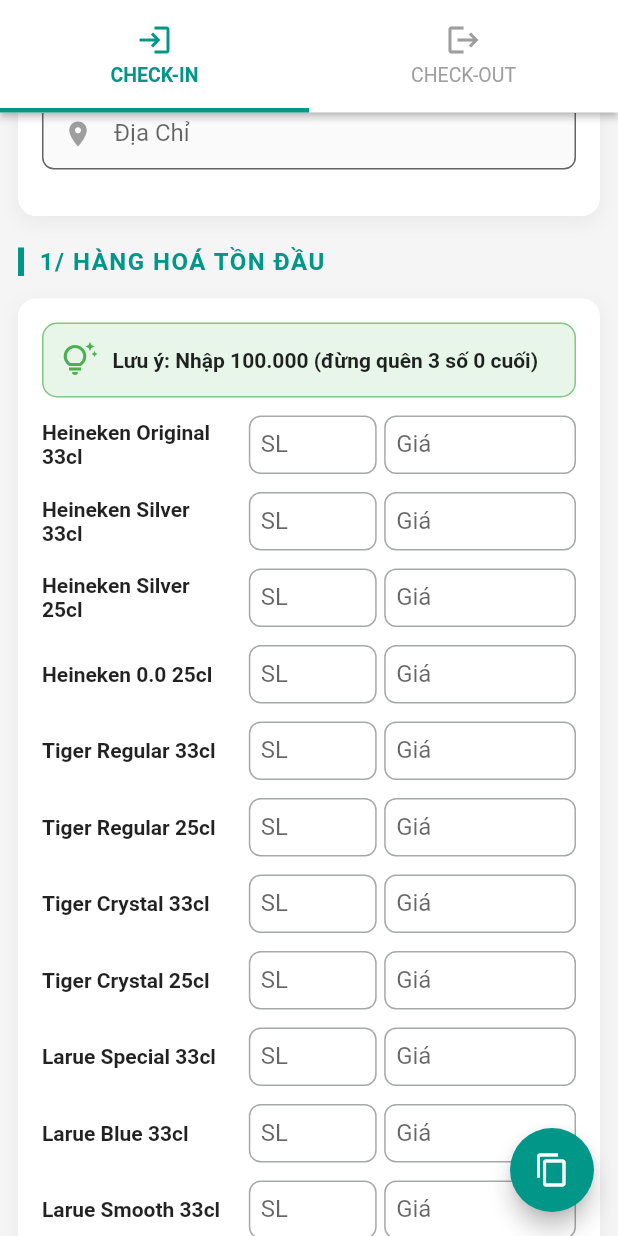
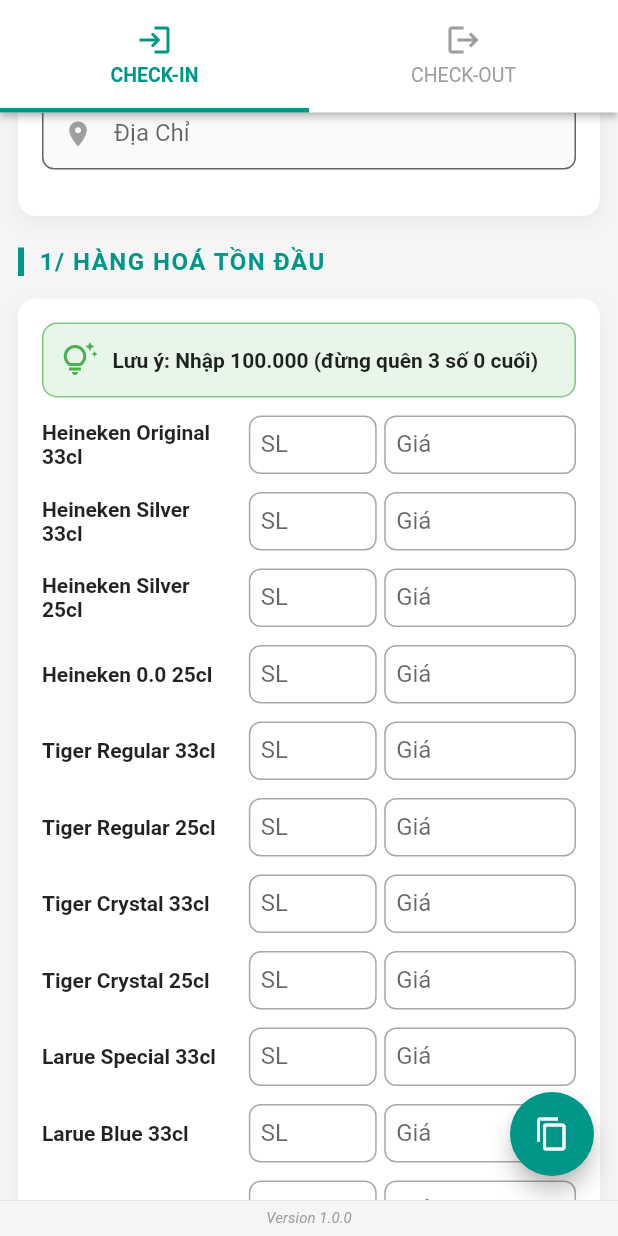
Before and after one commit to ThanhMinh1602/heneiken_report, a Flutter app: the screen it shows after launch, scrolled down 576 dp, on a phone screen of 412 x 824 dp. Run offline on Flutter 3.47's test engine with Material 3 defaults, Android fonts, the light colour scheme and no system bars; our stand-ins replace shared_preferences.

```diff
--- a/lib/main.dart
+++ b/lib/main.dart
@@ -7,11 +7,10 @@
   runApp(
     MaterialApp(
       debugShowCheckedModeBanner: false,
-      // Đặt theme chung ở đây để đồng bộ
       theme: ThemeData(
         useMaterial3: false,
         primaryColor: AppColors.primaryCheckOut,
-        scaffoldBackgroundColor: AppColors.bgGrey, // Màu nền chung
+        scaffoldBackgroundColor: AppColors.bgGrey,
         colorScheme: ColorScheme.fromSeed(
           seedColor: AppColors.primaryCheckOut,
         ),
@@ -32,36 +31,30 @@
         child: Scaffold(
           appBar: AppBar(
             backgroundColor: Colors.white,
-            elevation: 2, // Tăng bóng đổ nhẹ để tách biệt hẳn với body
-            toolbarHeight: 0, // Ẩn toolbar chuẩn
+            elevation: 2,
+            toolbarHeight: 0,
 
             bottom: const TabBar(
-              // MÀU SẮC & INDICATOR
               labelColor: AppColors.primaryCheckIn,
               unselectedLabelColor: Colors.grey,
               indicatorColor: AppColors.primaryCheckIn,
-              indicatorWeight: 3, // Dày hơn chút để rõ ràng
-              indicatorSize: TabBarIndicatorSize.tab, // Gạch chân full chiều rộng tab
+              indicatorWeight: 3,
+              indicatorSize: TabBarIndicatorSize.tab,
 
-              // TYPOGRAPHY (FONT CHỮ)
               labelStyle: TextStyle(
-                fontWeight: FontWeight.bold, // Tab được chọn sẽ in đậm
+                fontWeight: FontWeight.bold,
                 fontSize: 13,
               ),
               unselectedLabelStyle: TextStyle(
-                fontWeight: FontWeight.normal, // Tab chưa chọn in thường
+                fontWeight: FontWeight.normal,
                 fontSize: 13,
               ),
 
-              // SPACING (KHOẢNG CÁCH)
-              // Xóa labelPadding cứng để tránh overflow trên máy nhỏ
-              // labelPadding: EdgeInsets.zero,
-
               tabs: [
                 Tab(
-                  icon: Icon(Icons.login), // Để size mặc định (24) hoặc chỉnh 22 tuỳ ý
+                  icon: Icon(Icons.login),
                   text: "CHECK-IN",
-                  iconMargin: EdgeInsets.only(bottom: 4), // Khoảng cách chuẩn
+                  iconMargin: EdgeInsets.only(bottom: 4),
                 ),
                 Tab(
                   icon: Icon(Icons.logout),
@@ -72,14 +65,35 @@
             ),
           ),
 
-          // BODY
           body: const TabBarView(
-            physics: BouncingScrollPhysics(), // Hiệu ứng lướt mượt mà
+            physics: BouncingScrollPhysics(),
             children: [
               CheckInScreen(),
               CheckOutScreen()
             ],
           ),
+
+          // --- PHẦN FOOTER VERSION ---
+          bottomNavigationBar: Container(
+            height: 24, // Chiều cao nhỏ gọn
+            alignment: Alignment.center,
+            decoration: BoxDecoration(
+              color: Colors.grey.shade100, // Màu nền nhẹ nhàng
+              border: Border(
+                top: BorderSide(color: Colors.grey.shade300, width: 0.5),
+              ),
+            ),
+            child: const Text(
+              "Version 1.0.0", // Nội dung version
+              style: TextStyle(
+                color: Colors.grey,
+                fontSize: 10,
+                fontStyle: FontStyle.italic, // Chữ nghiêng cho nghệ
+              ),
+            ),
+          ),
+          // ---------------------------
+
         ),
       ),
     );
```
Also changed, not shown: lib/screens/check_in_screen.dart (+34 -15 lines), lib/screens/check_out_screen.dart (+23 -9 lines).
